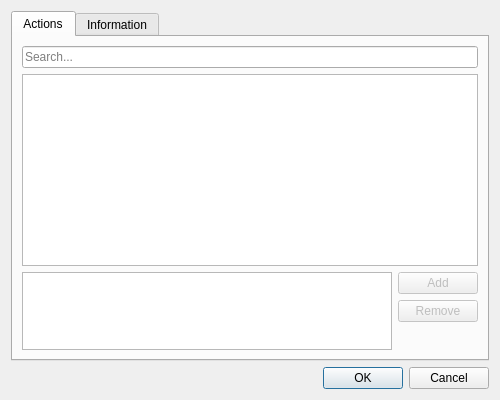
Old version of the form src/ui/preferences/ShortcutsProfileDialog.ui in the repository OtterBrowser/otter-browser.
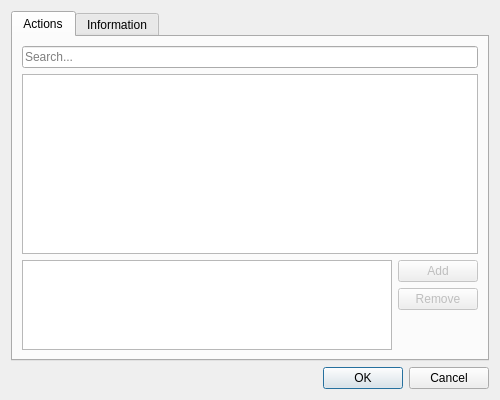
New version of the form. Custom widgets are drawn as their Qt base class.

Commit message: Set more usable stretch values for layout in keyboard shortcuts dialog, fixes #734

```diff
--- a/src/ui/preferences/ShortcutsProfileDialog.ui
+++ b/src/ui/preferences/ShortcutsProfileDialog.ui
@@ -23,7 +23,7 @@
       <attribute name="title">
        <string>Actions</string>
       </attribute>
-      <layout class="QVBoxLayout" name="actionsLayout" stretch="0,0,1">
+      <layout class="QVBoxLayout" name="actionsLayout" stretch="0,2,1">
        <item>
         <widget class="QLineEdit" name="filterLineEdit">
          <property name="placeholderText">
@@ -35,8 +35,6 @@
         </widget>
        </item>
        <item>
-        <layout class="QHBoxLayout" name="horizontalLayout">
-         <item>
           <widget class="Otter::ItemViewWidget" name="actionsViewWidget">
            <property name="editTriggers">
             <set>QAbstractItemView::CurrentChanged|QAbstractItemView::SelectedClicked</set>
@@ -51,8 +49,6 @@
             <enum>QAbstractItemView::SelectRows</enum>
            </property>
           </widget>
-         </item>
-        </layout>
        </item>
        <item>
         <layout class="QHBoxLayout" name="shortcutsLayout">
```
Lines whose indentation alone changed are shown as unchanged.
